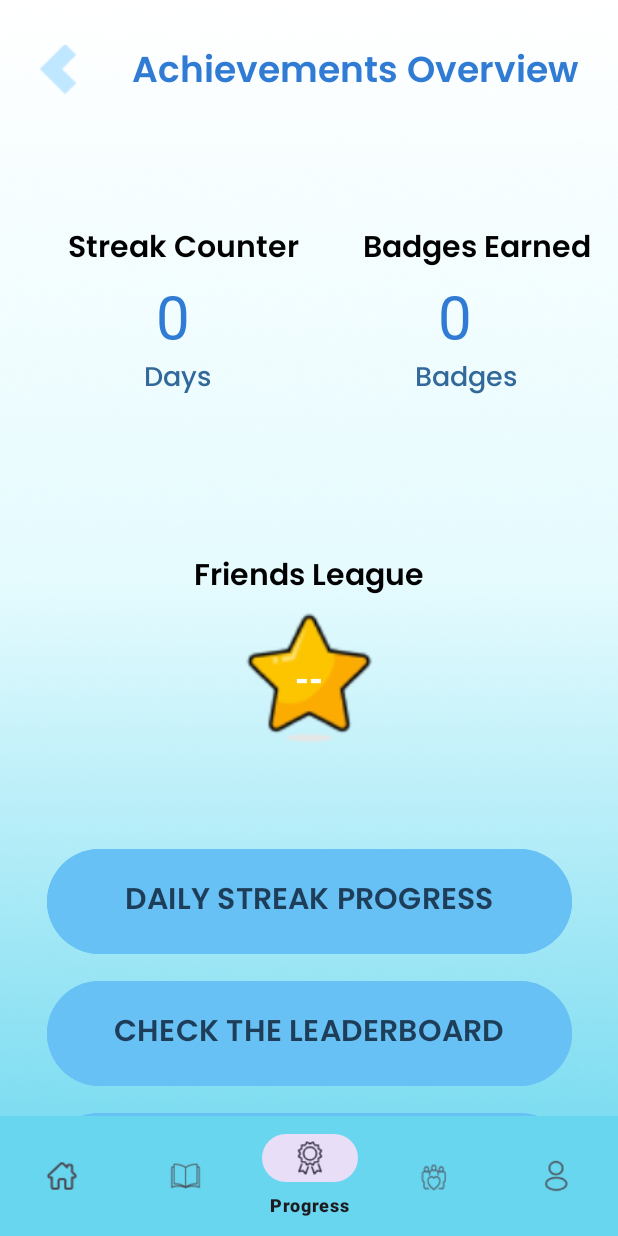
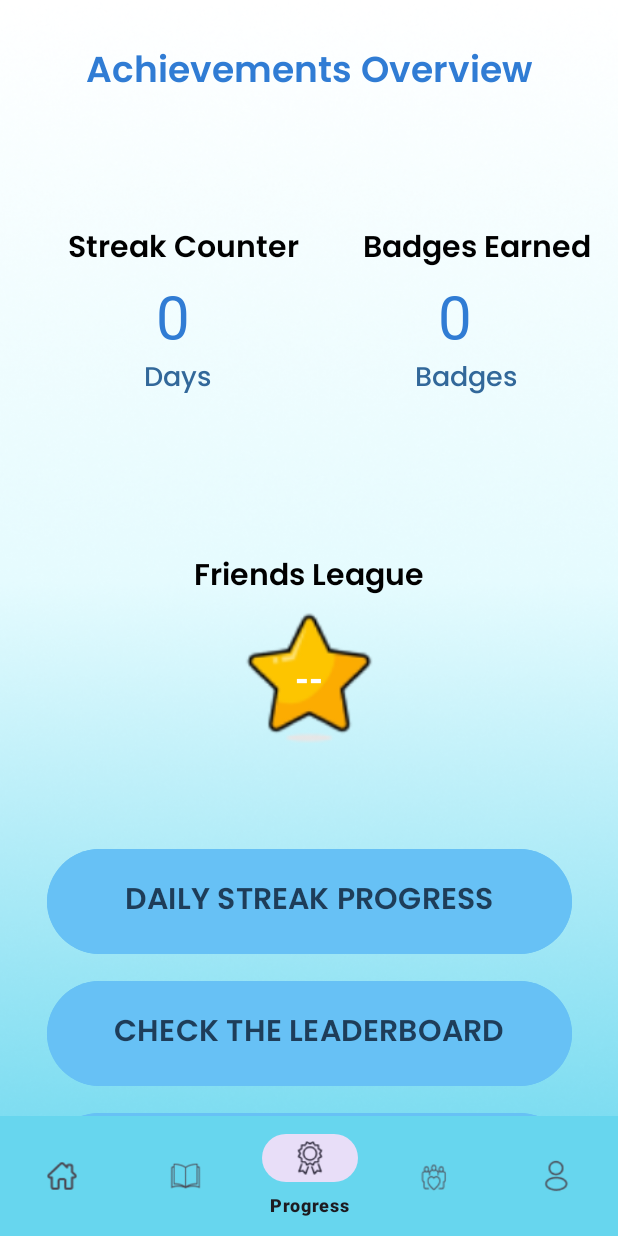
Before and after one commit to Kimberlycheng723/MAD-Linguamates, an Android app: the AchievementOverviewActivity screen opened directly, with no data from a screen before it, on a phone screen of 412 x 824 dp. Run offline under Robolectric (Android 15) with nearby library versions, the phone set to English and light mode, and no system bars; our stand-ins replace Firebase (no records; nobody signed in at launch, a user with empty details on screens opened directly).

Commit message:
full navigation

```diff
--- a/app/src/main/java/com/example/madasignment/community/CommunityFrontPageActivity.java
+++ b/app/src/main/java/com/example/madasignment/community/CommunityFrontPageActivity.java
@@ -7,6 +7,7 @@ import android.widget.Toast;
 
 import androidx.appcompat.app.AppCompatActivity;
 
+import com.example.madasignment.gamification.AchievementOverviewActivity;
 import com.example.madasignment.lessons.Module.module.Module;
 import com.example.madasignment.R;
 import com.example.madasignment.home.lesson_unit.lesson_unit.LessonUnit;
@@ -60,7 +61,8 @@ public class CommunityFrontPageActivity extends AppCompatActivity {
                 startActivity(intent);
                 return true;
             } else if (id == R.id.nav_progress) {
-                Toast.makeText(this, "Progress Selected", Toast.LENGTH_SHORT).show();
+                Intent intent = new Intent(CommunityFrontPageActivity.this, AchievementOverviewActivity.class);
+                startActivity(intent);
                 return true;
             } else if (id == R.id.nav_forum) {
                 return true; // Already on Community Page
--- a/app/src/main/java/com/example/madasignment/gamification/AchievementOverviewActivity.java
+++ b/app/src/main/java/com/example/madasignment/gamification/AchievementOverviewActivity.java
@@ -58,9 +58,8 @@ public class AchievementOverviewActivity extends AppCompatActivity {
         Button dailyStreakButton = findViewById(R.id.dailyStreakButton);
         Button checkLeaderboardButton = findViewById(R.id.checkLeaderboardButton);
         Button viewAllBadgesButton = findViewById(R.id.viewAllBadgesButton);
-        ImageView upButton = findViewById(R.id.backArrow);
 
-        upButton.setOnClickListener(v -> finish());
+
 
 
         dailyStreakButton.setOnClickListener(v -> {
--- a/app/src/main/java/com/example/madasignment/profile/ProfilePageActivity.java
+++ b/app/src/main/java/com/example/madasignment/profile/ProfilePageActivity.java
@@ -11,6 +11,7 @@ import androidx.annotation.NonNull;
 import androidx.appcompat.app.AppCompatActivity;
 import androidx.core.content.ContextCompat;
 
+import com.example.madasignment.gamification.AchievementOverviewActivity;
 import com.example.madasignment.lessons.Module.module.Module;
 import com.example.madasignment.R;
 import com.google.firebase.auth.FirebaseAuth;
@@ -162,7 +163,8 @@ public class ProfilePageActivity extends AppCompatActivity {
                 startActivity(intent);
                 return true;
             } else if (id == R.id.nav_progress) {
-                Toast.makeText(this, "Progress Selected", Toast.LENGTH_SHORT).show();
+                Intent intent = new Intent(ProfilePageActivity.this, AchievementOverviewActivity.class);
+                startActivity(intent);
                 return true;
             } else if (id == R.id.nav_forum) {
                 Intent intent = new Intent(ProfilePageActivity.this, CommunityFrontPageActivity.class);
--- a/app/src/main/res/layout/activity_achievements_overview.xml
+++ b/app/src/main/res/layout/activity_achievements_overview.xml
@@ -7,16 +7,6 @@
     android:background="@drawable/splash_screen_background"
     tools:context=".gamification.AchievementOverviewActivity">
 
-    <!-- Back Arrow -->
-    <ImageView
-        android:id="@+id/backArrow"
-        android:layout_width="41dp"
-        android:layout_height="34dp"
-        android:layout_marginStart="20dp"
-        android:layout_marginTop="30dp"
-        android:src="@drawable/up_button"
-        app:layout_constraintStart_toStartOf="parent"
-        app:layout_constraintTop_toTopOf="parent" />
 
     <!-- Title -->
     <TextView
@@ -31,6 +21,7 @@
         app:layout_constraintEnd_toEndOf="parent"
         app:layout_constraintHorizontal_bias="0.5"
         app:layout_constraintStart_toEndOf="@+id/backArrow"
+        app:layout_constraintStart_toStartOf="parent"
         app:layout_constraintTop_toTopOf="parent" />
 
     <!-- Streak Counter Section -->
@@ -145,9 +136,9 @@
             android:layout_height="match_parent"
             android:gravity="center"
             android:text="--"
-        android:textColor="@android:color/white"
-        android:textSize="24sp"
-        android:textStyle="bold" />
+            android:textColor="@android:color/white"
+            android:textSize="24sp"
+            android:textStyle="bold" />
     </FrameLayout>
 
 
@@ -200,9 +191,9 @@
         android:layout_width="0dp"
         android:layout_height="wrap_content"
         android:background="#67D6EE"
-        app:menu="@menu/bottom_navigation_menu"
         app:layout_constraintBottom_toBottomOf="parent"
+        app:layout_constraintEnd_toEndOf="parent"
         app:layout_constraintStart_toStartOf="parent"
-        app:layout_constraintEnd_toEndOf="parent" />
+        app:menu="@menu/bottom_navigation_menu" />
 
 </androidx.constraintlayout.widget.ConstraintLayout>
```
